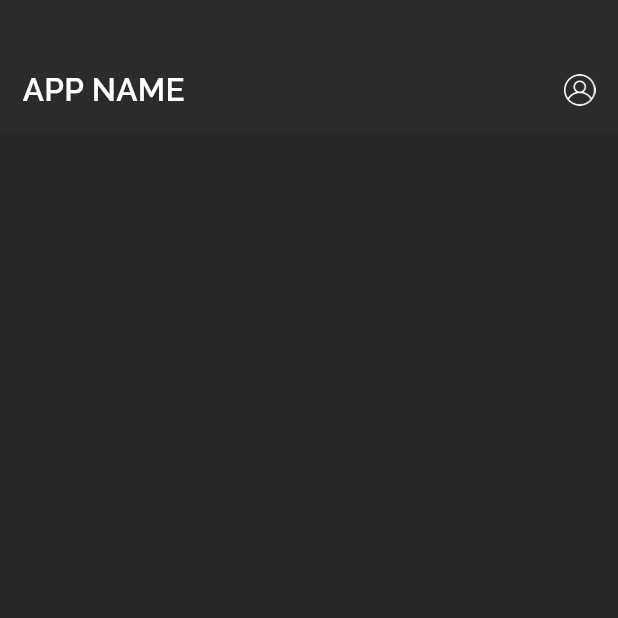
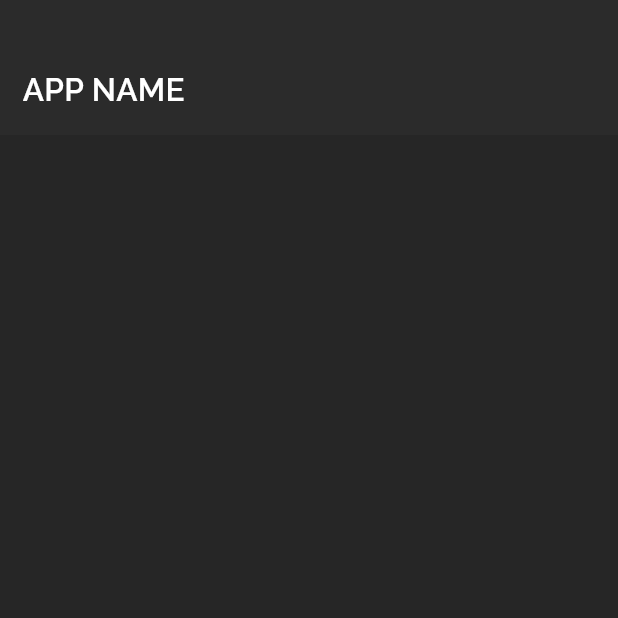
Before and after one commit to Raj481/Social-App, a Flutter app: the screen it shows after launch, on a phone screen of 412 x 824 dp, the top half of it. Run offline on Flutter 3.47's test engine with Material 3 defaults, Android fonts, the phone set to English and light mode, and no system bars; our stand-ins replace bloc, flutter_bloc.

Commit message:
Initial setup fonts setup images setup

```diff
--- a/lib/views/home/home_app_bar_view.dart
+++ b/lib/views/home/home_app_bar_view.dart
@@ -21,7 +21,7 @@ class HomeAppBarView extends StatelessWidget {
         color: ColorRes.secondaryBlack.withOpacity(.1)
       ),
       child: Row(
-        mainAxisAlignment: MainAxisAlignment.spaceBetween,
+        // mainAxisAlignment: MainAxisAlignment.spaceBetween,
         children: [
           Text(
             StringRes.appName,
@@ -32,7 +32,7 @@ class HomeAppBarView extends StatelessWidget {
             ),
           ),
 
-          Row(
+          /*Row(
             mainAxisSize: MainAxisSize.min,
             children: [
               Image(
@@ -42,7 +42,7 @@ class HomeAppBarView extends StatelessWidget {
                   height: 21,
               )
             ],
-          )
+          )*/
         ],
       ),
     );
```
